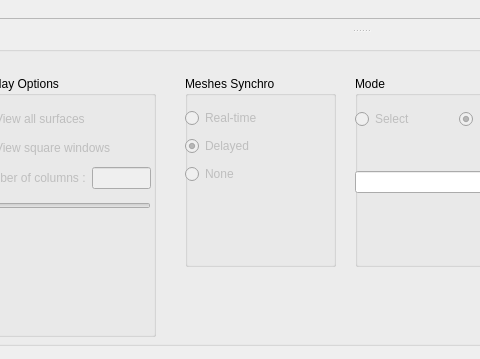
This is ShapePopulationViewer.ui in NIRALUser/ShapePopulationViewer as Qt 5 draws it before an edit; both pictures show x 213 to 693 and y 491 to 850 of the 1147 by 850 pixel window. The edited form follows.
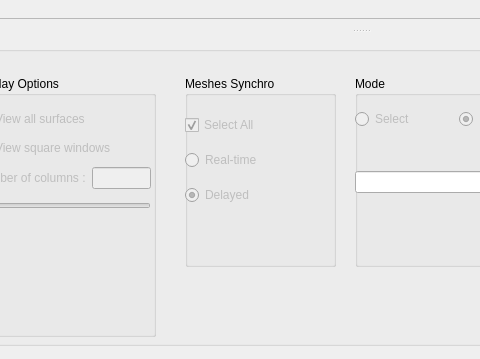
This is the edited form. Icons and pictures are not drawn.

Commit message:
Enable selecting RenderWindows
- ENH : deleted polyList (accessible via mapperList getInput)
- ENH : RadioButton "no synchro" becomes checkbox "Select All"
- NEW : created windowList to use the selected windows

Patch:
```diff
--- a/ShapePopulationViewer.ui
+++ b/ShapePopulationViewer.ui
@@ -316,10 +316,23 @@
           <x>0</x>
           <y>30</y>
           <width>111</width>
-          <height>80</height>
+          <height>108</height>
          </rect>
         </property>
         <layout class="QVBoxLayout" name="verticalLayout_4">
+         <item>
+          <widget class="QCheckBox" name="checkBox_synchro">
+           <property name="enabled">
+            <bool>false</bool>
+           </property>
+           <property name="text">
+            <string>Select All</string>
+           </property>
+           <property name="checked">
+            <bool>true</bool>
+           </property>
+          </widget>
+         </item>
          <item>
           <widget class="QRadioButton" name="radioButton_1">
            <property name="enabled">
@@ -349,19 +362,6 @@
            </property>
           </widget>
          </item>
-         <item>
-          <widget class="QRadioButton" name="radioButton_3">
-           <property name="enabled">
-            <bool>false</bool>
-           </property>
-           <property name="text">
-            <string>None</string>
-           </property>
-           <property name="checkable">
-            <bool>true</bool>
-           </property>
-          </widget>
-         </item>
         </layout>
        </widget>
       </widget>
```
The commit also changes 2 other files.
